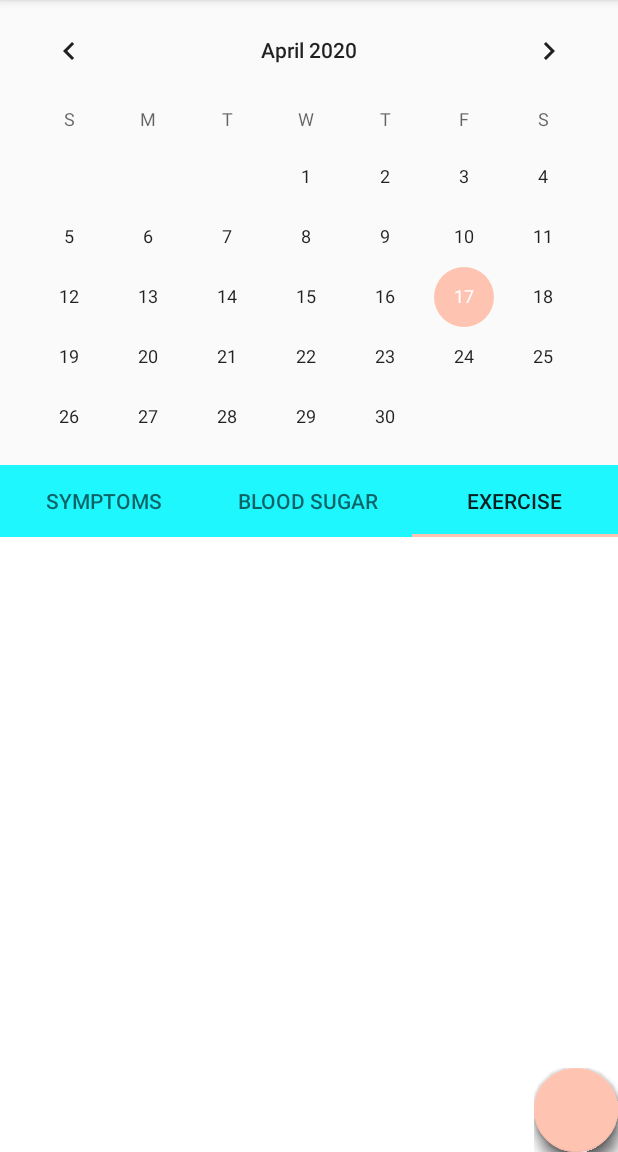
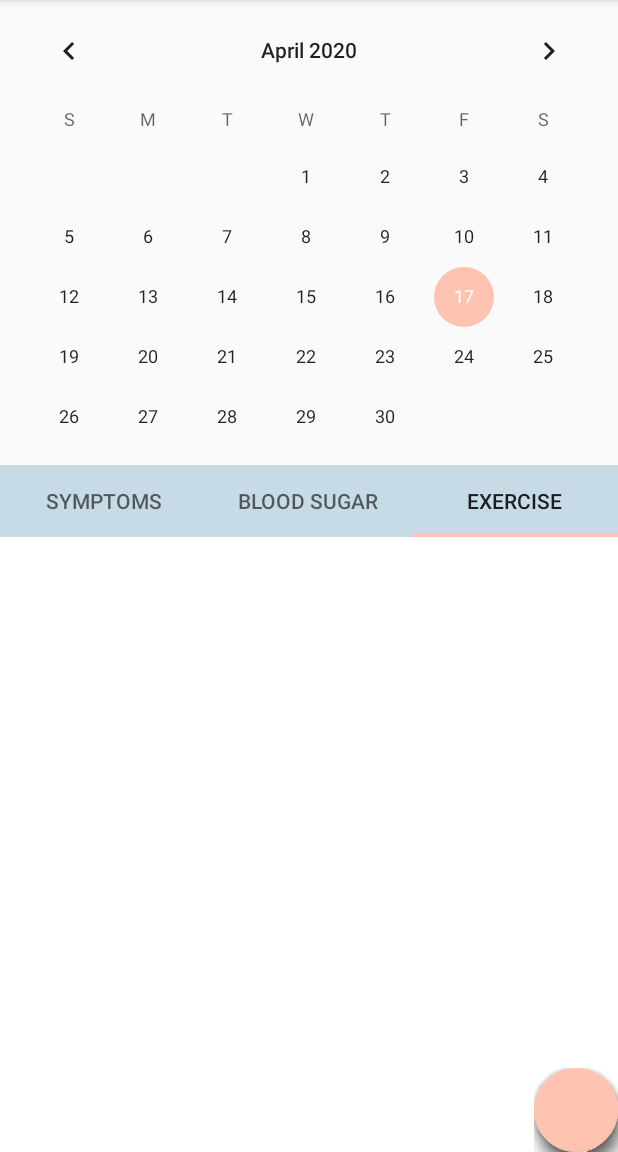
Before and after one commit to WorldofKerry/Medicare, an Android app: the CalendarActivity screen opened directly, with no data from a screen before it, tab 3 chosen, on a phone screen of 412 x 824 dp, the part 84-1236 px from its top. Run offline under Robolectric (Android 15) with nearby library versions, the phone set to English and light mode, and no system bars; libraries missing offline, so code that uses them is left out: com.getbase.floatingactionbutton, com.jjoe64.graphview; plain views replace FloatingActionButton, FloatingActionsMenu; 6 statements that could not run were skipped.

Commit message:
Changed color of Calendar screen a little

```diff
--- a/app/src/main/res/layout/activity_calendar.xml
+++ b/app/src/main/res/layout/activity_calendar.xml
@@ -20,7 +20,7 @@
         <com.google.android.material.tabs.TabLayout
             android:layout_width="match_parent"
             android:layout_height="wrap_content"
-            android:background="@color/colorPrimary"
+            android:background="@color/colorButtonBlue"
             android:id="@+id/calTabLayout">
         </com.google.android.material.tabs.TabLayout>
 
--- a/app/src/main/res/layout/activity_main.xml
+++ b/app/src/main/res/layout/activity_main.xml
@@ -12,7 +12,7 @@
     android:orientation="vertical">
 
     <androidx.appcompat.widget.Toolbar
-        app:theme="@style/AppTheme"
+        android:theme="@style/AppTheme"
         android:layout_height="?attr/actionBarSize"
         android:layout_width="match_parent"
         />
```
